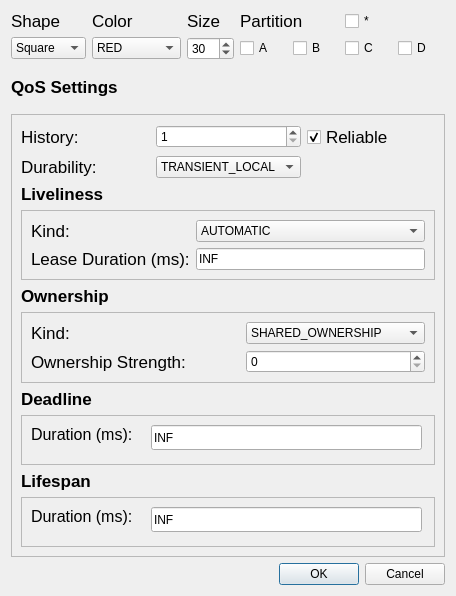
Old version of the form forms/publishdialog.ui in the repository eProsima/ShapesDemo.
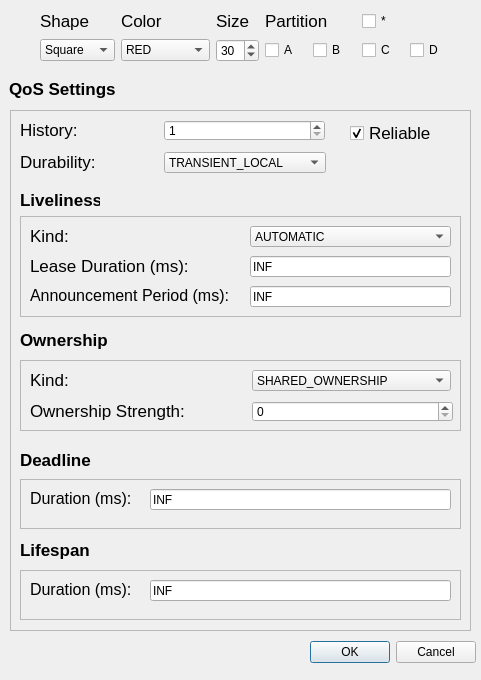
New version of the form.

What changed in the file:
```diff
--- a/forms/publishdialog.ui
+++ b/forms/publishdialog.ui
@@ -6,16 +6,22 @@
    <rect>
     <x>0</x>
     <y>0</y>
-    <width>456</width>
-    <height>596</height>
+    <width>481</width>
+    <height>680</height>
    </rect>
   </property>
   <property name="windowTitle">
    <string>Publish</string>
   </property>
-  <layout class="QGridLayout" name="gridLayout_5">
-   <item row="1" column="0">
     <widget class="QLabel" name="label_5">
+   <property name="geometry">
+    <rect>
+     <x>9</x>
+     <y>79</y>
+     <width>106</width>
+     <height>20</height>
+    </rect>
+   </property>
      <property name="font">
       <font>
        <pointsize>13</pointsize>
@@ -30,191 +36,15 @@
       <enum>Qt::AutoText</enum>
      </property>
     </widget>
-   </item>
-   <item row="0" column="0">
-    <layout class="QGridLayout" name="gridLayout">
-     <item row="0" column="1">
-      <widget class="QLabel" name="label">
-       <property name="font">
-        <font>
-         <pointsize>13</pointsize>
-        </font>
-       </property>
-       <property name="text">
-        <string>Color</string>
-       </property>
-       <property name="textFormat">
-        <enum>Qt::AutoText</enum>
-       </property>
-      </widget>
-     </item>
-     <item row="0" column="2">
-      <widget class="QLabel" name="label_3">
-       <property name="font">
-        <font>
-         <pointsize>13</pointsize>
-        </font>
-       </property>
-       <property name="text">
-        <string>Size</string>
-       </property>
-       <property name="textFormat">
-        <enum>Qt::AutoText</enum>
-       </property>
-      </widget>
-     </item>
-     <item row="0" column="3" colspan="2">
-      <widget class="QLabel" name="label_4">
-       <property name="font">
-        <font>
-         <pointsize>13</pointsize>
-        </font>
-       </property>
-       <property name="text">
-        <string>Partition</string>
-       </property>
-       <property name="textFormat">
-        <enum>Qt::AutoText</enum>
-       </property>
-      </widget>
-     </item>
-     <item row="1" column="0">
-      <widget class="QComboBox" name="combo_Shape">
-       <item>
-        <property name="text">
-         <string>Square</string>
-        </property>
-       </item>
-       <item>
-        <property name="text">
-         <string>Triangle</string>
-        </property>
-       </item>
-       <item>
-        <property name="text">
-         <string>Circle</string>
-        </property>
-       </item>
-      </widget>
-     </item>
-     <item row="1" column="1">
-      <widget class="QComboBox" name="combo_Color">
-       <item>
-        <property name="text">
-         <string>RED</string>
-        </property>
-       </item>
-       <item>
-        <property name="text">
-         <string>BLUE</string>
-        </property>
-       </item>
-       <item>
-        <property name="text">
-         <string>GREEN</string>
-        </property>
-       </item>
-       <item>
-        <property name="text">
-         <string>YELLOW</string>
-        </property>
-       </item>
-       <item>
-        <property name="text">
-         <string>ORANGE</string>
-        </property>
-       </item>
-       <item>
-        <property name="text">
-         <string>CYAN</string>
-        </property>
-       </item>
-       <item>
-        <property name="text">
-         <string>MAGENTA</string>
-        </property>
-       </item>
-       <item>
-        <property name="text">
-         <string>PURPLE</string>
-        </property>
-       </item>
-       <item>
-        <property name="text">
-         <string>GRAY</string>
-        </property>
-       </item>
-       <item>
-        <property name="text">
-         <string>BLACK</string>
-        </property>
-       </item>
-      </widget>
-     </item>
-     <item row="1" column="2">
-      <widget class="QSpinBox" name="spin_Size">
-       <property name="minimum">
-        <number>1</number>
-       </property>
-       <property name="value">
-        <number>30</number>
-       </property>
-      </widget>
-     </item>
-     <item row="1" column="3">
-      <widget class="QCheckBox" name="checkBox_A">
-       <property name="text">
-        <string>A</string>
-       </property>
-      </widget>
-     </item>
-     <item row="1" column="4">
-      <widget class="QCheckBox" name="checkBox_B">
-       <property name="text">
-        <string>B</string>
-       </property>
-      </widget>
-     </item>
-     <item row="1" column="5">
-      <widget class="QCheckBox" name="checkBox_C">
-       <property name="text">
-        <string>C</string>
-       </property>
-      </widget>
-     </item>
-     <item row="1" column="6">
-      <widget class="QCheckBox" name="checkBox_D">
-       <property name="text">
-        <string>D</string>
-       </property>
-      </widget>
-     </item>
-     <item row="0" column="5">
-      <widget class="QCheckBox" name="checkBox_Asterisk">
-       <property name="text">
-        <string>*</string>
-       </property>
-      </widget>
-     </item>
-     <item row="0" column="0">
-      <widget class="QLabel" name="label_2">
-       <property name="font">
-        <font>
-         <pointsize>13</pointsize>
-        </font>
-       </property>
-       <property name="text">
-        <string>Shape</string>
-       </property>
-       <property name="textFormat">
-        <enum>Qt::AutoText</enum>
-       </property>
-      </widget>
-     </item>
-    </layout>
-   </item>
-   <item row="4" column="0">
     <widget class="QDialogButtonBox" name="button_OkCancel">
+   <property name="geometry">
+    <rect>
+     <x>310</x>
+     <y>640</y>
+     <width>166</width>
+     <height>25</height>
+    </rect>
+   </property>
      <property name="orientation">
       <enum>Qt::Horizontal</enum>
      </property>
@@ -222,18 +52,30 @@
       <set>QDialogButtonBox::Cancel|QDialogButtonBox::Ok</set>
      </property>
     </widget>
-   </item>
-   <item row="2" column="0">
     <widget class="QFrame" name="frame">
+   <property name="geometry">
+    <rect>
+     <x>10</x>
+     <y>110</y>
+     <width>461</width>
+     <height>521</height>
+    </rect>
+   </property>
      <property name="frameShape">
       <enum>QFrame::StyledPanel</enum>
      </property>
      <property name="frameShadow">
       <enum>QFrame::Raised</enum>
      </property>
-     <layout class="QGridLayout" name="gridLayout_4">
-      <item row="1" column="1">
        <widget class="QComboBox" name="comboBox_durability">
+    <property name="geometry">
+     <rect>
+      <x>154</x>
+      <y>42</y>
+      <width>162</width>
+      <height>21</height>
+     </rect>
+    </property>
         <property name="currentIndex">
          <number>1</number>
         </property>
@@ -248,9 +90,15 @@
          </property>
         </item>
        </widget>
-      </item>
-      <item row="8" column="0">
        <widget class="QLabel" name="label_15">
+    <property name="geometry">
+     <rect>
+      <x>10</x>
+      <y>430</y>
+      <width>70</width>
+      <height>20</height>
+     </rect>
+    </property>
         <property name="font">
          <font>
           <pointsize>13</pointsize>
@@ -262,18 +110,30 @@
          <string>Lifespan</string>
         </property>
        </widget>
-      </item>
-      <item row="3" column="0" colspan="3">
        <widget class="QFrame" name="frame_2">
+    <property name="geometry">
+     <rect>
+      <x>10</x>
+      <y>106</y>
+      <width>441</width>
+      <height>101</height>
+     </rect>
+    </property>
         <property name="frameShape">
          <enum>QFrame::StyledPanel</enum>
         </property>
         <property name="frameShadow">
          <enum>QFrame::Raised</enum>
         </property>
-        <layout class="QGridLayout" name="gridLayout_2">
-         <item row="3" column="0" colspan="2">
           <widget class="QLabel" name="label_8">
+     <property name="geometry">
+      <rect>
+       <x>10</x>
+       <y>40</y>
+       <width>158</width>
+       <height>20</height>
+      </rect>
+     </property>
            <property name="font">
             <font>
              <pointsize>13</pointsize>
@@ -286,16 +146,28 @@
             <enum>Qt::AutoText</enum>
            </property>
           </widget>
-         </item>
-         <item row="3" column="2">
           <widget class="QLineEdit" name="lineEdit_leaseDuration">
+     <property name="geometry">
+      <rect>
+       <x>230</x>
+       <y>40</y>
+       <width>201</width>
+       <height>21</height>
+      </rect>
+     </property>
            <property name="text">
             <string>INF</string>
            </property>
           </widget>
-         </item>
-         <item row="0" column="2">
           <widget class="QComboBox" name="comboBox_liveliness">
+     <property name="geometry">
+      <rect>
+       <x>230</x>
+       <y>10</y>
+       <width>201</width>
+       <height>21</height>
+      </rect>
+     </property>
            <item>
             <property name="text">
              <string>AUTOMATIC</string>
@@ -312,9 +184,15 @@
             </property>
            </item>
           </widget>
-         </item>
-         <item row="0" column="0">
           <widget class="QLabel" name="label_9">
+     <property name="geometry">
+      <rect>
+       <x>10</x>
+       <y>10</y>
+       <width>39</width>
+       <height>20</height>
+      </rect>
+     </property>
            <property name="font">
             <font>
              <pointsize>13</pointsize>
@@ -327,12 +205,42 @@
             <enum>Qt::AutoText</enum>
            </property>
           </widget>
-         </item>
-        </layout>
-       </widget>
-      </item>
-      <item row="2" column="0">
+    <widget class="QLabel" name="label_16">
+     <property name="geometry">
+      <rect>
+       <x>10</x>
+       <y>70</y>
+       <width>202</width>
+       <height>19</height>
+      </rect>
+     </property>
+     <property name="text">
+      <string>&lt;html&gt;&lt;head/&gt;&lt;body&gt;&lt;p&gt;&lt;span style=&quot; font-size:12pt;&quot;&gt;Announcement Period (ms):&lt;/span&gt;&lt;/p&gt;&lt;/body&gt;&lt;/html&gt;</string>
+     </property>
+    </widget>
+    <widget class="QLineEdit" name="lineEdit_announcementPeriod">
+     <property name="geometry">
+      <rect>
+       <x>230</x>
+       <y>70</y>
+       <width>201</width>
+       <height>21</height>
+      </rect>
+     </property>
+     <property name="text">
+      <string>INF</string>
+     </property>
+    </widget>
+   </widget>
        <widget class="QLabel" name="label_7">
+    <property name="geometry">
+     <rect>
+      <x>10</x>
+      <y>80</y>
+      <width>80</width>
+      <height>20</height>
+     </rect>
+    </property>
         <property name="font">
          <font>
           <pointsize>13</pointsize>
@@ -347,9 +255,15 @@
          <enum>Qt::AutoText</enum>
         </property>
        </widget>
-      </item>
-      <item row="0" column="1">
        <widget class="QSpinBox" name="spin_HistoryQos">
+    <property name="geometry">
+     <rect>
+      <x>154</x>
+      <y>10</y>
+      <width>161</width>
+      <height>21</height>
+     </rect>
+    </property>
         <property name="minimum">
          <number>1</number>
         </property>
@@ -360,9 +274,15 @@
          <number>1</number>
         </property>
        </widget>
-      </item>
-      <item row="7" column="0" colspan="3">
        <widget class="QFrame" name="frame_4">
+    <property name="geometry">
+     <rect>
+      <x>10</x>
+      <y>369</y>
+      <width>441</width>
+      <height>50</height>
+     </rect>
+    </property>
         <property name="minimumSize">
          <size>
           <width>0</width>
@@ -380,8 +300,8 @@
           <rect>
            <x>130</x>
            <y>10</y>
-           <width>271</width>
-           <height>25</height>
+       <width>301</width>
+       <height>21</height>
           </rect>
          </property>
          <property name="text">
@@ -402,9 +322,15 @@
          </property>
         </widget>
        </widget>
-      </item>
-      <item row="4" column="0" colspan="2">
        <widget class="QLabel" name="label_13">
+    <property name="geometry">
+     <rect>
+      <x>10</x>
+      <y>220</y>
+      <width>88</width>
+      <height>20</height>
+     </rect>
+    </property>
         <property name="font">
          <font>
           <pointsize>13</pointsize>
@@ -419,9 +345,15 @@
          <enum>Qt::AutoText</enum>
         </property>
        </widget>
-      </item>
-      <item row="9" column="0" colspan="3">
        <widget class="QFrame" name="frame_5">
+    <property name="geometry">
+     <rect>
+      <x>10</x>
+      <y>460</y>
+      <width>441</width>
+      <height>50</height>
+     </rect>
+    </property>
         <property name="minimumSize">
          <size>
           <width>0</width>
@@ -439,8 +371,8 @@
           <rect>
            <x>130</x>
            <y>10</y>
-           <width>271</width>
-           <height>25</height>
+       <width>301</width>
+       <height>21</height>
           </rect>
          </property>
          <property name="text">
@@ -461,9 +393,15 @@
          </property>
         </widget>
        </widget>
-      </item>
-      <item row="0" column="2">
        <widget class="QCheckBox" name="checkBox_reliable">
+    <property name="geometry">
+     <rect>
+      <x>340</x>
+      <y>10</y>
+      <width>88</width>
+      <height>26</height>
+     </rect>
+    </property>
         <property name="font">
          <font>
           <pointsize>13</pointsize>
@@ -476,9 +414,15 @@
          <bool>true</bool>
         </property>
        </widget>
-      </item>
-      <item row="6" column="0">
        <widget class="QLabel" name="label_14">
+    <property name="geometry">
+     <rect>
+      <x>10</x>
+      <y>340</y>
+      <width>73</width>
+      <height>20</height>
+     </rect>
+    </property>
         <property name="font">
          <font>
           <pointsize>13</pointsize>
@@ -490,9 +434,15 @@
          <string>Deadline</string>
         </property>
        </widget>
-      </item>
-      <item row="0" column="0">
        <widget class="QLabel" name="label_6">
+    <property name="geometry">
+     <rect>
+      <x>10</x>
+      <y>10</y>
+      <width>60</width>
+      <height>20</height>
+     </rect>
+    </property>
         <property name="font">
          <font>
           <pointsize>13</pointsize>
@@ -505,9 +455,15 @@
          <enum>Qt::AutoText</enum>
         </property>
        </widget>
-      </item>
-      <item row="1" column="0">
        <widget class="QLabel" name="label_10">
+    <property name="geometry">
+     <rect>
+      <x>10</x>
+      <y>42</y>
+      <width>80</width>
+      <height>20</height>
+     </rect>
+    </property>
         <property name="font">
          <font>
           <pointsize>13</pointsize>
@@ -520,18 +476,30 @@
          <enum>Qt::AutoText</enum>
         </property>
        </widget>
-      </item>
-      <item row="5" column="0" colspan="3">
        <widget class="QFrame" name="frame_3">
+    <property name="geometry">
+     <rect>
+      <x>10</x>
+      <y>250</y>
+      <width>441</width>
+      <height>71</height>
+     </rect>
+    </property>
         <property name="frameShape">
          <enum>QFrame::StyledPanel</enum>
         </property>
         <property name="frameShadow">
          <enum>QFrame::Raised</enum>
         </property>
-        <layout class="QGridLayout" name="gridLayout_3">
-         <item row="0" column="0">
           <widget class="QLabel" name="label_11">
+     <property name="geometry">
+      <rect>
+       <x>10</x>
+       <y>10</y>
+       <width>39</width>
+       <height>20</height>
+      </rect>
+     </property>
            <property name="font">
             <font>
              <pointsize>13</pointsize>
@@ -544,9 +512,15 @@
             <enum>Qt::AutoText</enum>
            </property>
           </widget>
-         </item>
-         <item row="2" column="0" colspan="2">
           <widget class="QLabel" name="label_12">
+     <property name="geometry">
+      <rect>
+       <x>10</x>
+       <y>41</y>
+       <width>160</width>
+       <height>20</height>
+      </rect>
+     </property>
            <property name="font">
             <font>
              <pointsize>13</pointsize>
@@ -559,9 +533,15 @@
             <enum>Qt::AutoText</enum>
            </property>
           </widget>
-         </item>
-         <item row="2" column="2">
           <widget class="QSpinBox" name="spin_ownershipStrength">
+     <property name="geometry">
+      <rect>
+       <x>232</x>
+       <y>41</y>
+       <width>201</width>
+       <height>21</height>
+      </rect>
+     </property>
            <property name="minimum">
             <number>0</number>
            </property>
@@ -572,9 +552,15 @@
             <number>0</number>
            </property>
           </widget>
-         </item>
-         <item row="0" column="2">
           <widget class="QComboBox" name="comboBox_ownership">
+     <property name="geometry">
+      <rect>
+       <x>232</x>
+       <y>10</y>
+       <width>199</width>
+       <height>21</height>
+      </rect>
+     </property>
            <item>
             <property name="text">
              <string>SHARED_OWNERSHIP</string>
@@ -586,11 +572,7 @@
             </property>
            </item>
           </widget>
-         </item>
-        </layout>
-       </widget>
-      </item>
-     </layout>
+   </widget>
      <zorder>label_6</zorder>
      <zorder>spin_HistoryQos</zorder>
      <zorder>checkBox_reliable</zorder>
@@ -605,9 +587,217 @@
      <zorder>frame_5</zorder>
      <zorder>label_15</zorder>
     </widget>
+  <widget class="QWidget" name="layoutWidget">
+   <property name="geometry">
+    <rect>
+     <x>40</x>
+     <y>9</y>
+     <width>413</width>
+     <height>57</height>
+    </rect>
+   </property>
+   <layout class="QGridLayout" name="gridLayout">
+    <item row="0" column="1">
+     <widget class="QLabel" name="label">
+      <property name="font">
+       <font>
+        <pointsize>13</pointsize>
+       </font>
+      </property>
+      <property name="text">
+       <string>Color</string>
+      </property>
+      <property name="textFormat">
+       <enum>Qt::AutoText</enum>
+      </property>
+     </widget>
+    </item>
+    <item row="0" column="2">
+     <widget class="QLabel" name="label_3">
+      <property name="font">
+       <font>
+        <pointsize>13</pointsize>
+       </font>
+      </property>
+      <property name="text">
+       <string>Size</string>
+      </property>
+      <property name="textFormat">
+       <enum>Qt::AutoText</enum>
+      </property>
+     </widget>
+    </item>
+    <item row="0" column="3" colspan="2">
+     <widget class="QLabel" name="label_4">
+      <property name="font">
+       <font>
+        <pointsize>13</pointsize>
+       </font>
+      </property>
+      <property name="text">
+       <string>Partition</string>
+      </property>
+      <property name="textFormat">
+       <enum>Qt::AutoText</enum>
+      </property>
+     </widget>
+    </item>
+    <item row="1" column="0">
+     <widget class="QComboBox" name="combo_Shape">
+      <item>
+       <property name="text">
+        <string>Square</string>
+       </property>
+      </item>
+      <item>
+       <property name="text">
+        <string>Triangle</string>
+       </property>
+      </item>
+      <item>
+       <property name="text">
+        <string>Circle</string>
+       </property>
+      </item>
+     </widget>
+    </item>
+    <item row="1" column="1">
+     <widget class="QComboBox" name="combo_Color">
+      <item>
+       <property name="text">
+        <string>RED</string>
+       </property>
+      </item>
+      <item>
+       <property name="text">
+        <string>BLUE</string>
+       </property>
+      </item>
+      <item>
+       <property name="text">
+        <string>GREEN</string>
+       </property>
+      </item>
+      <item>
+       <property name="text">
+        <string>YELLOW</string>
+       </property>
+      </item>
+      <item>
+       <property name="text">
+        <string>ORANGE</string>
+       </property>
+      </item>
+      <item>
+       <property name="text">
+        <string>CYAN</string>
+       </property>
+      </item>
+      <item>
+       <property name="text">
+        <string>MAGENTA</string>
+       </property>
+      </item>
+      <item>
+       <property name="text">
+        <string>PURPLE</string>
+       </property>
+      </item>
+      <item>
+       <property name="text">
+        <string>GRAY</string>
+       </property>
+      </item>
+      <item>
+       <property name="text">
+        <string>BLACK</string>
+       </property>
+      </item>
+     </widget>
+    </item>
+    <item row="1" column="2">
+     <widget class="QSpinBox" name="spin_Size">
+      <property name="minimum">
+       <number>1</number>
+      </property>
+      <property name="value">
+       <number>30</number>
+      </property>
+     </widget>
+    </item>
+    <item row="1" column="3">
+     <widget class="QCheckBox" name="checkBox_A">
+      <property name="text">
+       <string>A</string>
+      </property>
+     </widget>
+    </item>
+    <item row="1" column="4">
+     <widget class="QCheckBox" name="checkBox_B">
+      <property name="text">
+       <string>B</string>
+      </property>
+     </widget>
+    </item>
+    <item row="1" column="5">
+     <widget class="QCheckBox" name="checkBox_C">
+      <property name="text">
+       <string>C</string>
+      </property>
+     </widget>
+    </item>
+    <item row="1" column="6">
+     <widget class="QCheckBox" name="checkBox_D">
+      <property name="text">
+       <string>D</string>
+      </property>
+     </widget>
+    </item>
+    <item row="0" column="5">
+     <widget class="QCheckBox" name="checkBox_Asterisk">
+      <property name="text">
+       <string>*</string>
+      </property>
+     </widget>
+    </item>
+    <item row="0" column="0">
+     <widget class="QLabel" name="label_2">
+      <property name="font">
+       <font>
+        <pointsize>13</pointsize>
+       </font>
+      </property>
+      <property name="text">
+       <string>Shape</string>
+      </property>
+      <property name="textFormat">
+       <enum>Qt::AutoText</enum>
+      </property>
+     </widget>
    </item>
   </layout>
  </widget>
+ </widget>
+ <tabstops>
+  <tabstop>combo_Shape</tabstop>
+  <tabstop>combo_Color</tabstop>
+  <tabstop>spin_Size</tabstop>
+  <tabstop>checkBox_A</tabstop>
+  <tabstop>checkBox_B</tabstop>
+  <tabstop>checkBox_C</tabstop>
+  <tabstop>checkBox_D</tabstop>
+  <tabstop>checkBox_Asterisk</tabstop>
+  <tabstop>spin_HistoryQos</tabstop>
+  <tabstop>checkBox_reliable</tabstop>
+  <tabstop>comboBox_durability</tabstop>
+  <tabstop>comboBox_liveliness</tabstop>
+  <tabstop>lineEdit_leaseDuration</tabstop>
+  <tabstop>lineEdit_announcementPeriod</tabstop>
+  <tabstop>comboBox_ownership</tabstop>
+  <tabstop>spin_ownershipStrength</tabstop>
+  <tabstop>lineEdit_Deadline</tabstop>
+  <tabstop>lineEdit_Lifespan</tabstop>
+ </tabstops>
  <resources/>
  <connections>
   <connection>
```
Lines whose indentation alone changed are shown as unchanged.
